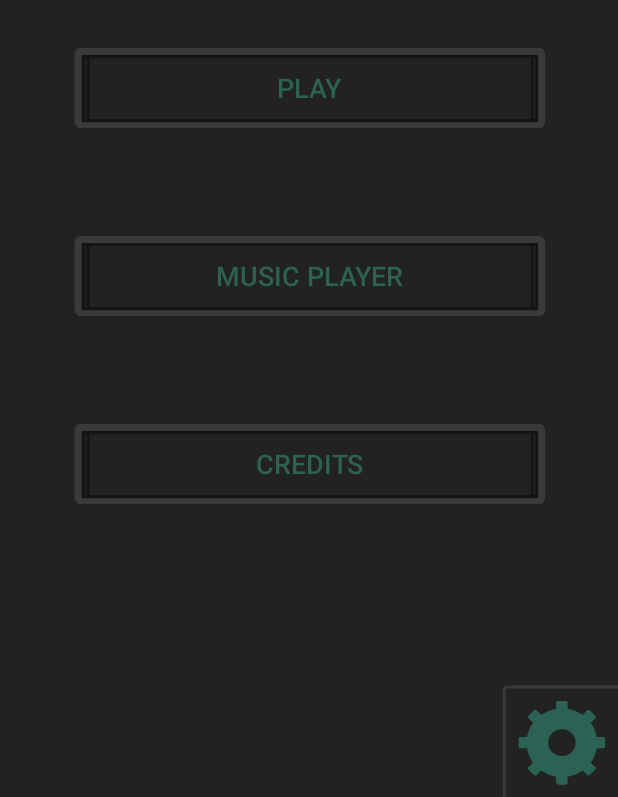
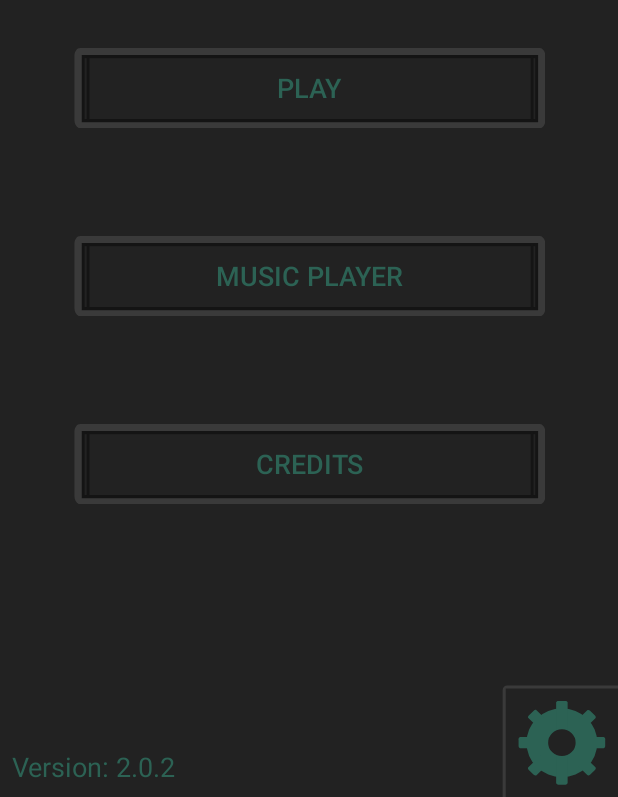
Before and after one commit to Geoffery10/Tangent, an Android app: the screen it shows after launch (MainActivity), on a phone screen of 412 x 824 dp, the part 439-1236 px from its top. Run offline under Robolectric (Android 15) with nearby library versions, the phone set to English and light mode, and no system bars.

Commit message:
Added Version Counter

```diff
--- a/app/build.gradle
+++ b/app/build.gradle
@@ -6,8 +6,8 @@ android {
         applicationId "com.thecoredepository.tangent"
         minSdkVersion 15
         targetSdkVersion 28
-        versionCode 8
-        versionName "2.0.1"
+        versionCode 9
+        versionName "2.0.2"
         testInstrumentationRunner "android.support.test.runner.AndroidJUnitRunner"
     }
     buildTypes {
--- a/app/src/main/java/com/thecoredepository/tangent/MainActivity.java
+++ b/app/src/main/java/com/thecoredepository/tangent/MainActivity.java
@@ -12,6 +12,7 @@ import android.view.View;
 import android.widget.Button;
 import android.widget.ImageButton;
 import android.widget.ImageView;
+import android.widget.TextView;
 import android.widget.Toast;
 import com.thecoredepository.tangent.musicplayer.MusicPlayer;
 
@@ -34,6 +35,8 @@ public class MainActivity extends AppCompatActivity
         setRequestedOrientation(ActivityInfo.SCREEN_ORIENTATION_PORTRAIT);
 
         musicPlayer.setApplicationContext(getApplicationContext());
+        TextView txtVersion = findViewById(R.id.txtVersion);
+        txtVersion.setText("Version: " + BuildConfig.VERSION_NAME);
 
         //=================================================================
         //                           BUTTONS
--- a/app/src/main/res/layout/activity_main_menu.xml
+++ b/app/src/main/res/layout/activity_main_menu.xml
@@ -22,6 +22,18 @@
         app:layout_constraintStart_toStartOf="parent"
         app:layout_constraintTop_toBottomOf="@+id/imgStarship">
 
+        <TextView
+            android:id="@+id/txtVersion"
+            android:layout_width="wrap_content"
+            android:layout_height="wrap_content"
+            android:layout_marginStart="8dp"
+            android:layout_marginLeft="8dp"
+            android:layout_marginBottom="8dp"
+            android:text="Version: null"
+            android:textColor="@color/colorAccent"
+            android:textSize="18sp"
+            app:layout_constraintBottom_toBottomOf="parent"
+            app:layout_constraintStart_toStartOf="parent" />
     </android.support.constraint.ConstraintLayout>
 
     <ImageButton
```
Also changed, not shown: 1 other file.
